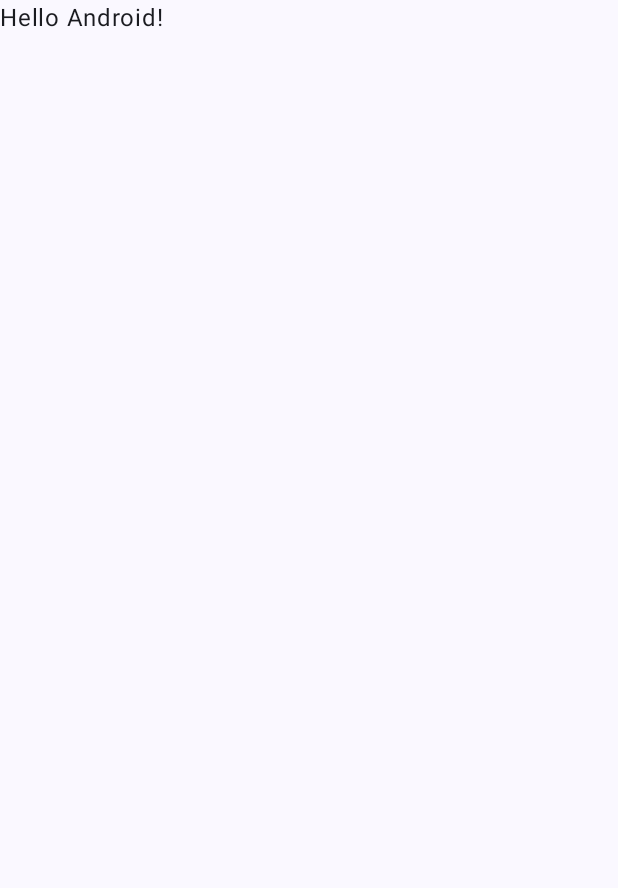
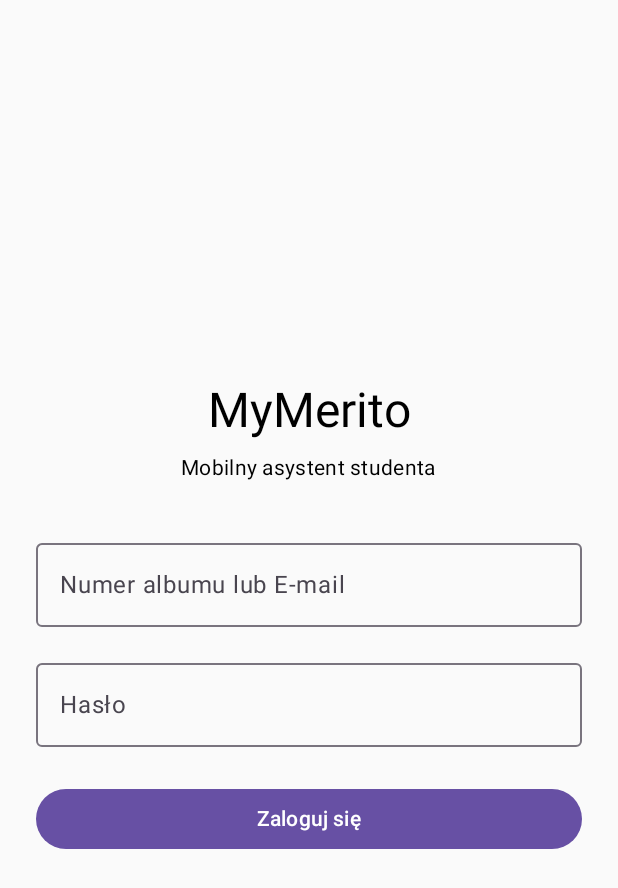
Before and after one commit to Tonderysik/MyMerito, an Android app built with Jetpack Compose: the screen it shows after launch (MainActivity), on a phone screen of 412 x 824 dp. Before the commit the part shown is almost empty. Shown: the top 888 px of the screen. Run offline under Robolectric (Android 15) with nearby library versions, the phone set to English and light mode, and no system bars.

Commit message:
Strony aplikacji

```diff
--- /dev/null
+++ b/app/src/main/java/com/example/mymerito/LoginScreen.kt
@@ -0,0 +1,53 @@
+package com.example.mymerito
+
+import androidx.compose.foundation.layout.*
+import androidx.compose.material3.*
+import androidx.compose.runtime.*
+import androidx.compose.ui.Alignment
+import androidx.compose.ui.Modifier
+import androidx.compose.ui.text.input.PasswordVisualTransformation
+import androidx.compose.ui.unit.dp
+
+@Composable
+fun LoginScreen(onLoginSuccess: () -> Unit) {
+    var studentId by remember { mutableStateOf("") }
+    var password by remember { mutableStateOf("") }
+
+    Column(
+        modifier = Modifier.fillMaxSize().padding(24.dp),
+        verticalArrangement = Arrangement.Center,
+        horizontalAlignment = Alignment.CenterHorizontally
+    ) {
+        Text(text = "MyMerito", style = MaterialTheme.typography.headlineLarge)
+        Spacer(modifier = Modifier.height(8.dp))
+        Text(text = "Mobilny asystent studenta", style = MaterialTheme.typography.bodyMedium)
+
+        Spacer(modifier = Modifier.height(32.dp))
+
+        OutlinedTextField(
+            value = studentId,
+            onValueChange = { studentId = it },
+            label = { Text("Numer albumu lub E-mail") },
+            modifier = Modifier.fillMaxWidth()
+        )
+
+        Spacer(modifier = Modifier.height(16.dp))
+
+        OutlinedTextField(
+            value = password,
+            onValueChange = { password = it },
+            label = { Text("Hasło") },
+            visualTransformation = PasswordVisualTransformation(),
+            modifier = Modifier.fillMaxWidth()
+        )
+
+        Spacer(modifier = Modifier.height(24.dp))
+
+        Button(
+            onClick = onLoginSuccess,
+            modifier = Modifier.fillMaxWidth()
+        ) {
+            Text("Zaloguj się")
+        }
+    }
+}
--- a/app/src/main/java/com/example/mymerito/MainActivity.kt
+++ b/app/src/main/java/com/example/mymerito/MainActivity.kt
@@ -3,45 +3,48 @@ package com.example.mymerito
 import android.os.Bundle
 import androidx.activity.ComponentActivity
 import androidx.activity.compose.setContent
-import androidx.activity.enableEdgeToEdge
-import androidx.compose.foundation.layout.fillMaxSize
-import androidx.compose.foundation.layout.padding
-import androidx.compose.material3.Scaffold
-import androidx.compose.material3.Text
-import androidx.compose.runtime.Composable
-import androidx.compose.ui.Modifier
-import androidx.compose.ui.tooling.preview.Preview
-import com.example.mymerito.ui.theme.MyMeritoTheme
+import androidx.navigation.compose.NavHost
+import androidx.navigation.compose.composable
+import androidx.navigation.compose.rememberNavController
 
 class MainActivity : ComponentActivity() {
     override fun onCreate(savedInstanceState: Bundle?) {
         super.onCreate(savedInstanceState)
-        enableEdgeToEdge()
         setContent {
-            MyMeritoTheme {
-                Scaffold(modifier = Modifier.fillMaxSize()) { innerPadding ->
-                    Greeting(
-                        name = "Android",
-                        modifier = Modifier.padding(innerPadding)
+            val navController = rememberNavController()
+
+            NavHost(navController = navController, startDestination = Screen.Login.route) {
+                composable(Screen.Login.route) {
+                    LoginScreen(
+                        onLoginSuccess = {
+                            navController.navigate(Screen.Home.route) {
+                                popUpTo(Screen.Login.route) { inclusive = true }
+                            }
+                        }
                     )
+                }
+                composable(Screen.Home.route) {
+                    HomeScreen(
+                        onNavigateToSchedule = { navController.navigate(Screen.Schedule.route) },
+                        onNavigateToGrades = { navController.navigate(Screen.Grades.route) },
+                        onNavigateToCampus = { navController.navigate(Screen.Campus.route) },
+                        onLogout = {
+                            navController.navigate(Screen.Login.route) {
+                                popUpTo(Screen.Home.route) { inclusive = true }
+                            }
+                        }
+                    )
+                }
+                composable(Screen.Schedule.route) {
+                    ScheduleScreen(onBack = { navController.popBackStack() })
+                }
+                composable(Screen.Grades.route) {
+                    GradesScreen(onBack = { navController.popBackStack() })
+                }
+                composable(Screen.Campus.route) {
+                    CampusScreen(onBack = { navController.popBackStack() })
                 }
             }
         }
     }
 }
-
-@Composable
-fun Greeting(name: String, modifier: Modifier = Modifier) {
-    Text(
-        text = "Hello $name!",
-        modifier = modifier
-    )
-}
-
-@Preview(showBackground = true)
-@Composable
-fun GreetingPreview() {
-    MyMeritoTheme {
-        Greeting("Android")
-    }
-}
--- /dev/null
+++ b/app/src/main/java/com/example/mymerito/Navigation.kt
@@ -0,0 +1,9 @@
+package com.example.mymerito
+
+sealed class Screen(val route: String) {
+    object Login : Screen("login")
+    object Home : Screen("home")
+    object Schedule : Screen("schedule")
+    object Grades : Screen("grades")
+    object Campus : Screen("campus")
+}
```
Also changed, not shown: app/src/main/java/com/example/mymerito/CampusScreen.kt (added, +53 -0 lines), app/src/main/java/com/example/mymerito/GrafesScreen.kt (added, +42 -0 lines), app/src/main/java/com/example/mymerito/HomeScreen.kt (added, +58 -0 lines), app/src/main/java/com/example/mymerito/ScheduleScreen.kt (added, +42 -0 lines).
